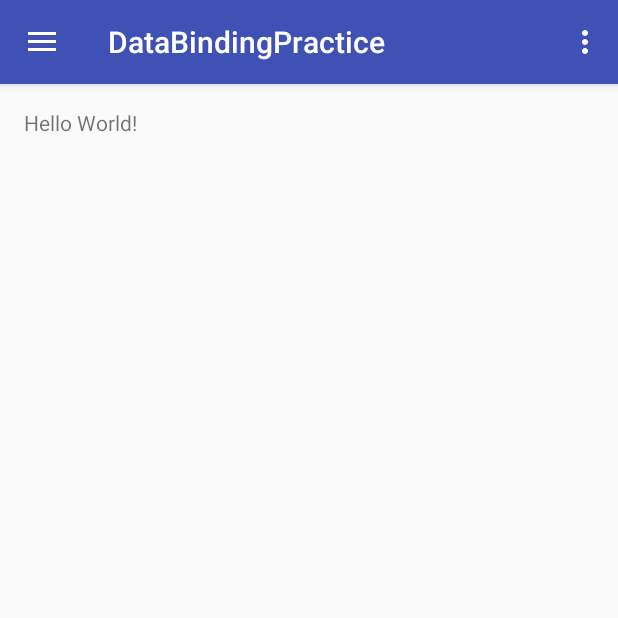
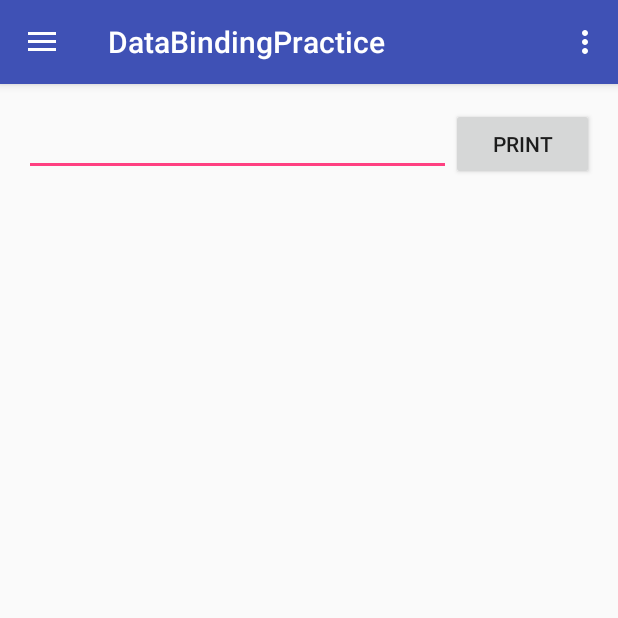
Before and after one commit to andych008/DataBindingPractice, an Android app: the screen it shows after launch (MainActivity), on a phone screen of 412 x 824 dp, the top half of it. Run offline under Robolectric (Android 15) with nearby library versions, the phone set to English and light mode, and no system bars; our stand-ins replace data binding; 2 statements that could not run were skipped.

Commit message:
mvvm demo : print note.

```diff
--- a/app/src/main/AndroidManifest.xml
+++ b/app/src/main/AndroidManifest.xml
@@ -9,7 +9,7 @@
         android:supportsRtl="true"
         android:theme="@style/AppTheme">
         <activity
-            android:name=".MainActivity"
+            android:name=".ui.MainActivity"
             android:label="@string/app_name"
             android:theme="@style/AppTheme.NoActionBar">
             <intent-filter>
--- /dev/null
+++ b/app/src/main/java/com/dwgg/databindingpractice/model/NoteModel.java
@@ -0,0 +1,11 @@
+package com.dwgg.databindingpractice.model;
+
+/**
+ * Created by Andy on 16/3/10.
+ */
+public class NoteModel {
+
+    public String print(String text) {
+        return "print : " + text;
+    }
+}
--- a/app/src/main/java/com/dwgg/databindingpractice/MainActivity.java
+++ b/app/src/main/java/com/dwgg/databindingpractice/ui/MainActivity.java
@@ -1,4 +1,4 @@
-package com.dwgg.databindingpractice;
+package com.dwgg.databindingpractice.ui;
 
 import android.os.Bundle;
 import android.support.design.widget.NavigationView;
@@ -9,6 +9,8 @@ import android.support.v7.app.AppCompatActivity;
 import android.support.v7.widget.Toolbar;
 import android.view.Menu;
 import android.view.MenuItem;
+
+import com.dwgg.databindingpractice.R;
 
 public class MainActivity extends AppCompatActivity
         implements NavigationView.OnNavigationItemSelectedListener {
@@ -29,6 +31,10 @@ public class MainActivity extends AppCompatActivity
 
         NavigationView navigationView = (NavigationView) findViewById(R.id.nav_view);
         navigationView.setNavigationItemSelectedListener(this);
+
+        getFragmentManager().beginTransaction()
+                .add(R.id.container, NoteFragment.newInstance())
+                .commit();
     }
 
     @Override
--- /dev/null
+++ b/app/src/main/java/com/dwgg/databindingpractice/ui/NoteFragment.java
@@ -0,0 +1,68 @@
+package com.dwgg.databindingpractice.ui;
+
+import android.app.Fragment;
+import android.databinding.DataBindingUtil;
+import android.os.Bundle;
+import android.view.LayoutInflater;
+import android.view.View;
+import android.view.ViewGroup;
+
+import com.dwgg.databindingpractice.R;
+import com.dwgg.databindingpractice.databinding.FragmentNoteBinding;
+import com.dwgg.databindingpractice.model.NoteModel;
+import com.dwgg.databindingpractice.vmdata.NoteVMData;
+
+/**
+ * A simple {@link Fragment} subclass.
+ * Use the {@link NoteFragment#newInstance} factory method to
+ * create an instance of this fragment.
+ */
+public class NoteFragment extends Fragment {
+
+    private FragmentNoteBinding binding;
+
+    private NoteModel model;
+
+    private NoteVMData vmData;
+
+    public NoteFragment() {
+        // Required empty public constructor
+    }
+
+    /**
+     * Use this factory method to create a new instance of
+     * this fragment using the provided parameters.
+     *
+     * @return A new instance of fragment NoteFragment.
+     */
+    public static NoteFragment newInstance() {
+        NoteFragment fragment = new NoteFragment();
+        return fragment;
+    }
+
+    @Override
+    public void onCreate(Bundle savedInstanceState) {
+        super.onCreate(savedInstanceState);
+        model = new NoteModel();
+        vmData = new NoteVMData();
+    }
+
+    @Override
+    public View onCreateView(LayoutInflater inflater, ViewGroup container,
+                             Bundle savedInstanceState) {
+        binding = DataBindingUtil.inflate(inflater, R.layout.fragment_note, container, false);
+        return binding.getRoot();
+    }
+
+    @Override
+    public void onViewCreated(View view, Bundle savedInstanceState) {
+        super.onViewCreated(view, savedInstanceState);
+        binding.setData(vmData);
+        binding.setListener(this);
+    }
+
+    public void onClickPrint(View view){
+        String text = binding.etInput.getText().toString();
+        vmData.setContent(model.print(text));
+    }
+}
--- /dev/null
+++ b/app/src/main/java/com/dwgg/databindingpractice/vmdata/NoteVMData.java
@@ -0,0 +1,21 @@
+package com.dwgg.databindingpractice.vmdata;
+
+import android.databinding.BaseObservable;
+import android.databinding.Bindable;
+
+/**
+ * Created by Andy on 16/3/9.
+ */
+public class NoteVMData extends BaseObservable {
+    private String content;
+
+    @Bindable
+    public String getContent() {
+        return content;
+    }
+
+    public void setContent(String content) {
+        this.content = content;
+        notifyChange();
+    }
+}
--- a/app/src/main/res/layout/app_bar_main.xml
+++ b/app/src/main/res/layout/app_bar_main.xml
@@ -5,7 +5,12 @@
     android:layout_width="match_parent"
     android:layout_height="match_parent"
     android:fitsSystemWindows="true"
-    tools:context="com.dwgg.databindingpractice.MainActivity">
+    tools:context=".ui.MainActivity">
+
+    <LinearLayout
+        android:layout_width="match_parent"
+        android:layout_height="wrap_content"
+        android:orientation="vertical">
 
         <android.support.design.widget.AppBarLayout
             android:layout_width="match_parent"
@@ -21,6 +26,9 @@
 
         </android.support.design.widget.AppBarLayout>
 
-    <include layout="@layout/content_main" />
-
+        <FrameLayout
+            android:id="@+id/container"
+            android:layout_width="match_parent"
+            android:layout_height="match_parent" />
+    </LinearLayout>
 </android.support.design.widget.CoordinatorLayout>
--- a/app/src/main/res/layout/content_main.xml
+++ /dev/null
@@ -1,19 +0,0 @@
-<?xml version="1.0" encoding="utf-8"?>
-<RelativeLayout xmlns:android="http://schemas.android.com/apk/res/android"
-    xmlns:app="http://schemas.android.com/apk/res-auto"
-    xmlns:tools="http://schemas.android.com/tools"
-    android:layout_width="match_parent"
-    android:layout_height="match_parent"
-    android:paddingBottom="@dimen/activity_vertical_margin"
-    android:paddingLeft="@dimen/activity_horizontal_margin"
-    android:paddingRight="@dimen/activity_horizontal_margin"
-    android:paddingTop="@dimen/activity_vertical_margin"
-    app:layout_behavior="@string/appbar_scrolling_view_behavior"
-    tools:context="com.dwgg.databindingpractice.MainActivity"
-    tools:showIn="@layout/app_bar_main">
-
-    <TextView
-        android:layout_width="wrap_content"
-        android:layout_height="wrap_content"
-        android:text="Hello World!" />
-</RelativeLayout>
--- /dev/null
+++ b/app/src/main/res/layout/fragment_note.xml
@@ -0,0 +1,57 @@
+<layout xmlns:android="http://schemas.android.com/apk/res/android"
+    xmlns:tools="http://schemas.android.com/tools">
+
+    <data>
+
+        <variable
+            name="data"
+            type="com.dwgg.databindingpractice.vmdata.NoteVMData" />
+
+        <variable
+            name="listener"
+            type="com.dwgg.databindingpractice.ui.NoteFragment" />
+    </data>
+
+    <LinearLayout
+        android:layout_width="match_parent"
+        android:layout_height="match_parent"
+        android:orientation="vertical"
+        android:paddingBottom="@dimen/activity_vertical_margin"
+        android:paddingLeft="@dimen/activity_horizontal_margin"
+        android:paddingRight="@dimen/activity_horizontal_margin"
+        android:paddingTop="@dimen/activity_vertical_margin"
+        tools:context=".ui.MainActivity">
+
+        <LinearLayout
+            android:layout_width="match_parent"
+            android:layout_height="wrap_content">
+
+            <EditText
+                android:id="@+id/et_input"
+                android:layout_width="0dp"
+                android:layout_height="wrap_content"
+                android:layout_weight="3"
+                android:ems="10"
+                android:inputType="textAutoComplete"
+                android:text="" />
+
+            <Button
+                android:layout_width="0dp"
+                android:layout_height="wrap_content"
+                android:layout_weight="1"
+                android:onClick="@{listener.onClickPrint}"
+                android:text="print" />
+        </LinearLayout>
+
+
+        <TextView
+            android:layout_width="match_parent"
+            android:layout_height="match_parent"
+            android:layout_marginTop="20dp"
+            android:text="@{data.content}"
+            android:textAppearance="?android:attr/textAppearanceLarge"
+            tools:text="sss" />
+
+
+    </LinearLayout>
+</layout>
```
Also changed, not shown: 2 other files. Lines whose indentation alone changed are shown as unchanged.
